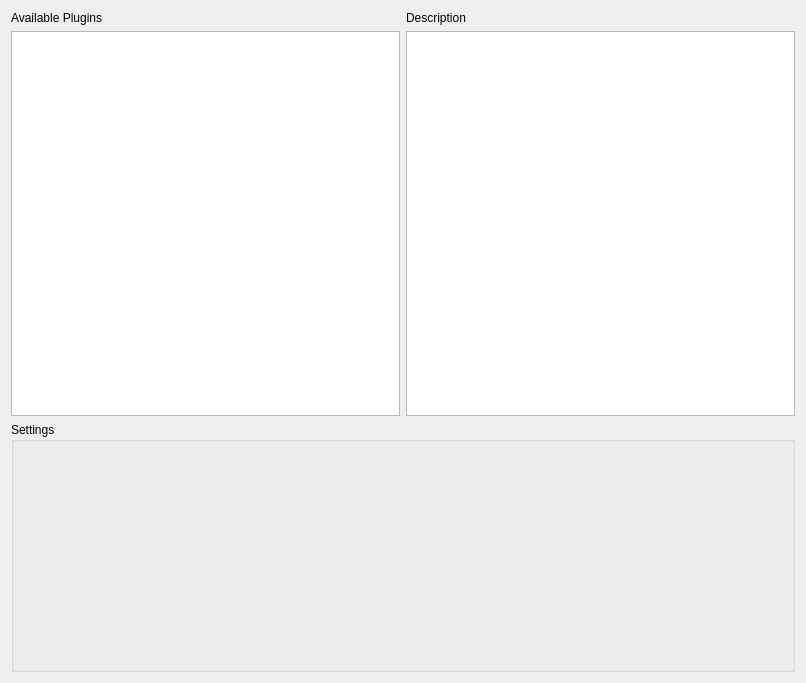
Before: the Qt Designer form ui/plugins.ui in jopohl/urh, drawn with Qt 5.
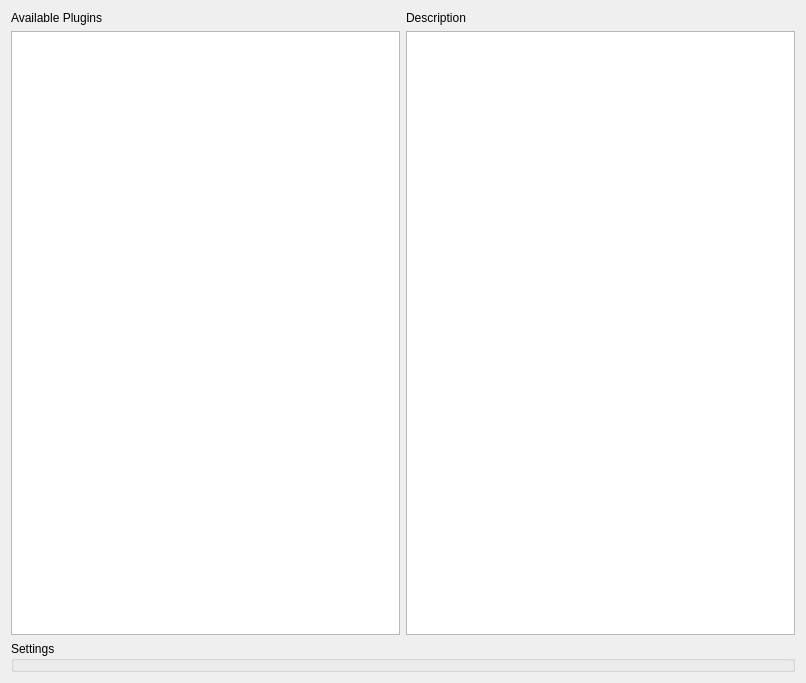
After: the same form once the commit is applied.

```diff
--- a/ui/plugins.ui
+++ b/ui/plugins.ui
@@ -73,12 +73,6 @@
        <verstretch>0</verstretch>
       </sizepolicy>
      </property>
-     <property name="minimumSize">
-      <size>
-       <width>0</width>
-       <height>250</height>
-      </size>
-     </property>
      <property name="maximumSize">
       <size>
        <width>16777215</width>
```
Left out of the diff: 2 changed lines with no effect on the pictures.
